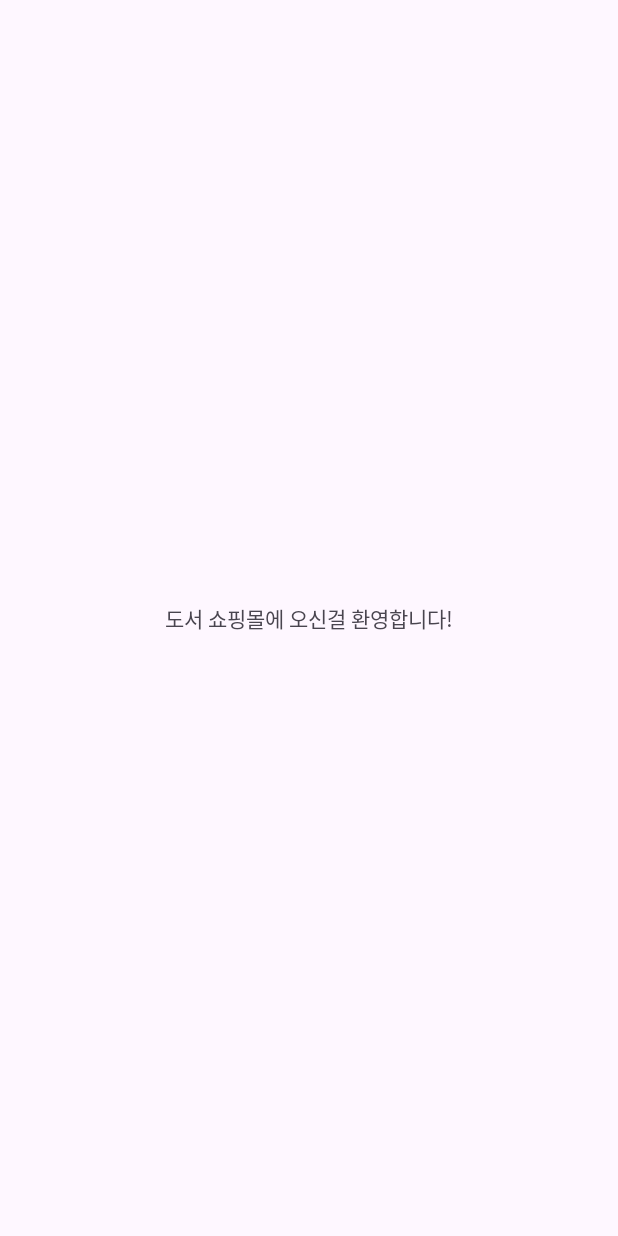
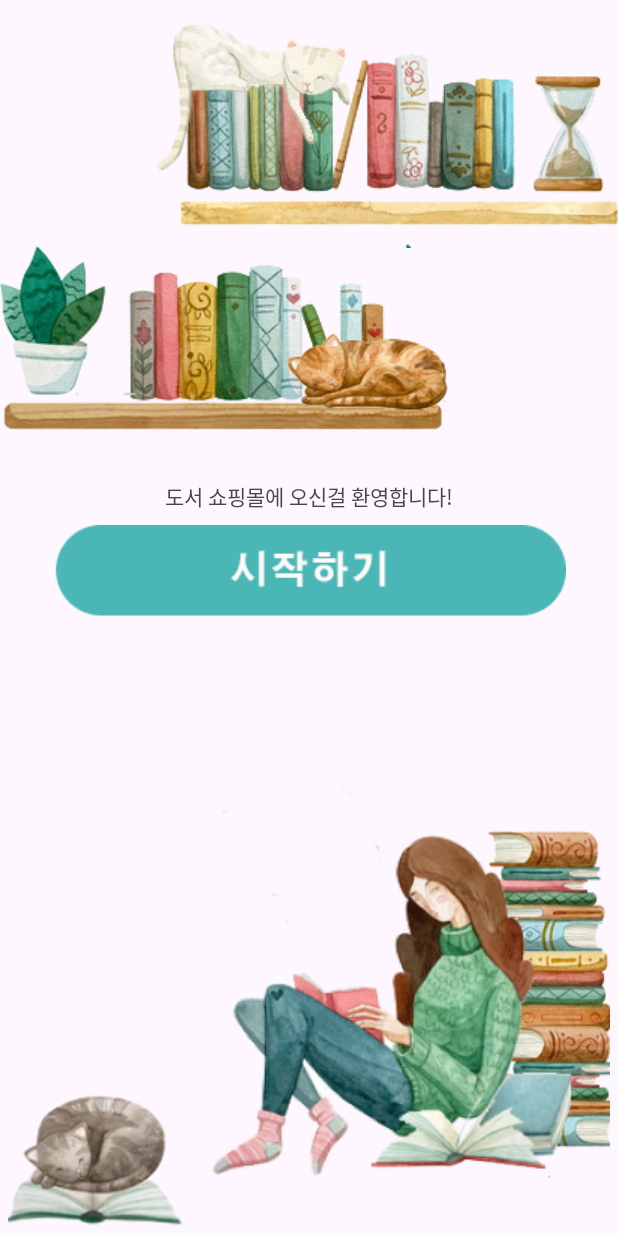
Before and after one commit to klaod-tech/Kotlin-Android, an Android app: the screen it shows after launch (MainActivity), on a phone screen of 412 x 824 dp. Before the commit the screen is almost empty. Run offline under Robolectric (Android 15) with nearby library versions, the phone set to English and light mode, and no system bars.

Commit message:
Chapter 03 기본 위젯

```diff
--- a/BookMarket/app/src/main/java/com/androidbook/bookmarket/MainActivity.kt
+++ b/BookMarket/app/src/main/java/com/androidbook/bookmarket/MainActivity.kt
@@ -1,6 +1,8 @@
 package com.androidbook.bookmarket
 
 import android.os.Bundle
+import android.view.View
+import android.widget.Toast
 import androidx.activity.enableEdgeToEdge
 import androidx.appcompat.app.AppCompatActivity
 import androidx.core.view.ViewCompat
@@ -17,4 +19,8 @@ class MainActivity : AppCompatActivity() {
             insets
         }
     }
+
+    fun onBookClick(view: View?){
+        Toast.makeText(getApplicationContext(),"도서 쇼핑몰을 시작합니다",Toast.LENGTH_LONG).show()
+    }
 }
--- a/BookMarket/app/src/main/res/layout/activity_main.xml
+++ b/BookMarket/app/src/main/res/layout/activity_main.xml
@@ -7,12 +7,52 @@
     android:layout_height="match_parent"
     tools:context=".MainActivity">
 
-    <TextView
+    <ImageView
+        android:id="@+id/imageView1"
         android:layout_width="wrap_content"
         android:layout_height="wrap_content"
+        android:layout_marginTop="10dp"
+        app:layout_constraintEnd_toEndOf="parent"
+        app:layout_constraintTop_toTopOf="parent"
+        app:srcCompat="@drawable/main_img1" />
+
+    <ImageView
+        android:id="@+id/imageView2"
+        android:layout_width="wrap_content"
+        android:layout_height="wrap_content"
+        android:layout_marginTop="160dp"
+        app:layout_constraintStart_toStartOf="parent"
+        app:layout_constraintTop_toTopOf="parent"
+        app:srcCompat="@drawable/main_img2" />
+
+    <TextView
+        android:id="@+id/textView"
+        android:layout_width="wrap_content"
+        android:layout_height="wrap_content"
+        android:layout_marginTop="320dp"
         android:text="도서 쇼핑몰에 오신걸 환영합니다!"
+        app:layout_constraintEnd_toEndOf="parent"
+        app:layout_constraintStart_toStartOf="parent"
+        app:layout_constraintTop_toTopOf="parent" />
+
+    <ImageButton
+        android:id="@+id/imageButton"
+        android:layout_width="wrap_content"
+        android:layout_height="wrap_content"
+        android:layout_marginTop="350dp"
+        android:background="@android:color/transparent"
+        android:onClick="onBookClick"
+        app:layout_constraintEnd_toEndOf="parent"
+        app:layout_constraintStart_toStartOf="parent"
+        app:layout_constraintTop_toTopOf="parent"
+        app:srcCompat="@drawable/main_btn" />
+
+    <ImageView
+        android:id="@+id/imageView3"
+        android:layout_width="wrap_content"
+        android:layout_height="wrap_content"
         app:layout_constraintBottom_toBottomOf="parent"
         app:layout_constraintEnd_toEndOf="parent"
         app:layout_constraintStart_toStartOf="parent"
-        app:layout_constraintTop_toTopOf="parent" />
+        app:srcCompat="@drawable/main_img3" />
 </androidx.constraintlayout.widget.ConstraintLayout>
```
Also changed, not shown: BookMarket/app/src/main/res/drawable/main_btn.png (added), BookMarket/app/src/main/res/drawable/main_img1.png (added), BookMarket/app/src/main/res/drawable/main_img2.png (added), BookMarket/app/src/main/res/drawable/main_img3.png (added).
